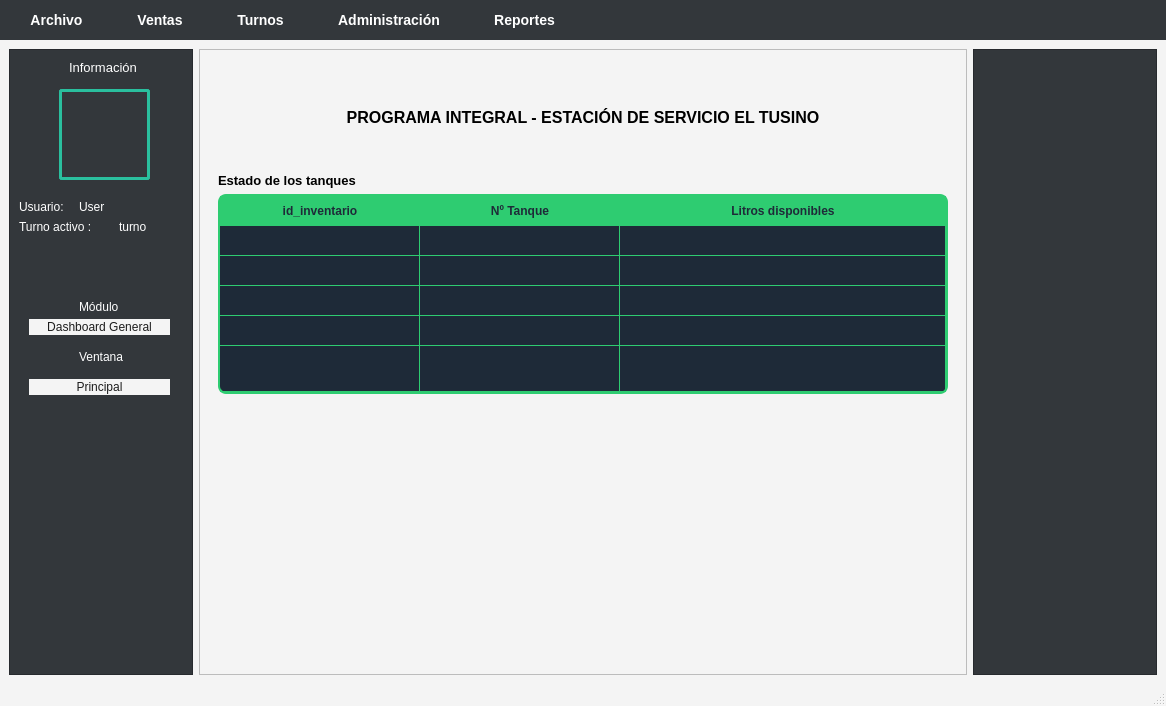
Qt form gui/main.ui (JhoelFernandoIM/GRIFO_TUSINO) before a commit.
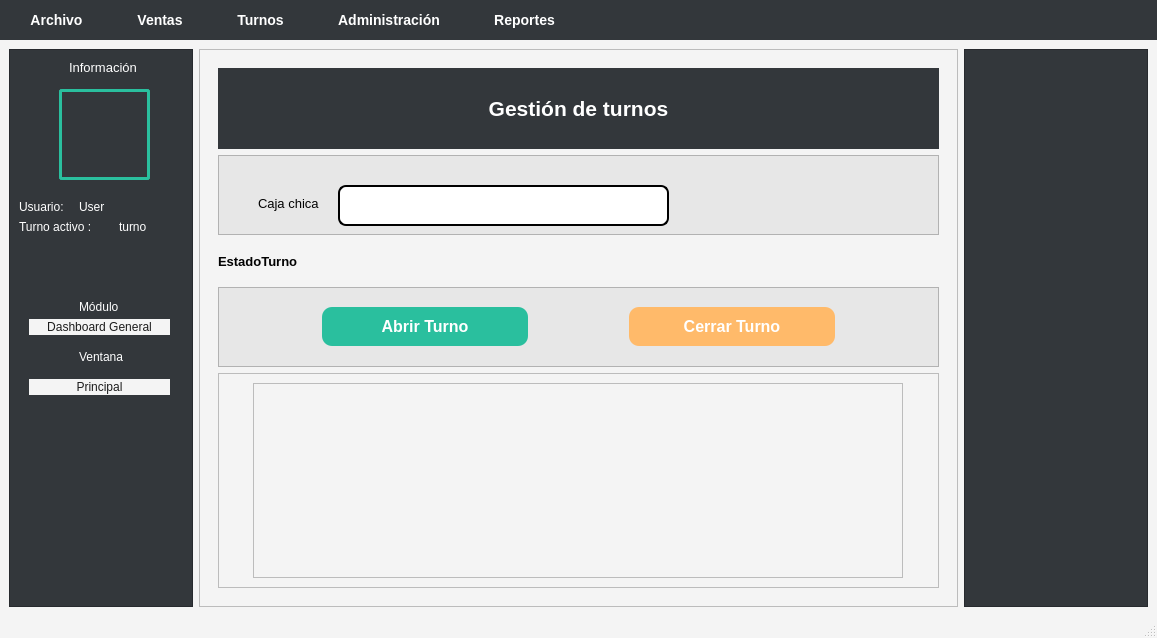
The same form after that commit. The open tabs and pages were chosen to show the change. Icons and pictures are not drawn.

Commit message: modulo turnos y boton inicio

Diff of the .ui file:
```diff
--- a/gui/main.ui
+++ b/gui/main.ui
@@ -9,8 +9,8 @@
    <rect>
     <x>0</x>
     <y>0</y>
-    <width>1166</width>
-    <height>706</height>
+    <width>1157</width>
+    <height>638</height>
    </rect>
   </property>
   <property name="sizePolicy">
@@ -21,7 +21,7 @@
   </property>
   <property name="minimumSize">
    <size>
-    <width>0</width>
+    <width>1157</width>
     <height>0</height>
    </size>
   </property>
@@ -373,6 +373,9 @@
     </item>
     <item>
      <widget class="QFrame" name="frame">
+      <property name="enabled">
+       <bool>true</bool>
+      </property>
       <property name="sizePolicy">
        <sizepolicy hsizetype="Preferred" vsizetype="Preferred">
         <horstretch>0</horstretch>
@@ -415,6 +418,42 @@
            <height>100</height>
           </size>
          </property>
+         <property name="cursor">
+          <cursorShape>ArrowCursor</cursorShape>
+         </property>
+         <property name="mouseTracking">
+          <bool>false</bool>
+         </property>
+         <property name="tabletTracking">
+          <bool>false</bool>
+         </property>
+         <property name="contextMenuPolicy">
+          <enum>Qt::ContextMenuPolicy::DefaultContextMenu</enum>
+         </property>
+         <property name="acceptDrops">
+          <bool>false</bool>
+         </property>
+         <property name="toolTip">
+          <string/>
+         </property>
+         <property name="toolTipDuration">
+          <number>-1</number>
+         </property>
+         <property name="statusTip">
+          <string/>
+         </property>
+         <property name="whatsThis">
+          <string/>
+         </property>
+         <property name="accessibleName">
+          <string/>
+         </property>
+         <property name="autoFillBackground">
+          <bool>false</bool>
+         </property>
+         <property name="lineWidth">
+          <number>1</number>
+         </property>
          <property name="currentIndex">
           <number>0</number>
          </property>
@@ -650,7 +689,330 @@
            </item>
           </layout>
          </widget>
-         <widget class="QWidget" name="page"/>
+         <widget class="QWidget" name="GesionTurno">
+          <layout class="QVBoxLayout" name="verticalLayout">
+           <item>
+            <widget class="QLabel" name="label_13">
+             <property name="minimumSize">
+              <size>
+               <width>0</width>
+               <height>81</height>
+              </size>
+             </property>
+             <property name="maximumSize">
+              <size>
+               <width>16777215</width>
+               <height>100</height>
+              </size>
+             </property>
+             <property name="font">
+              <font>
+               <pointsize>16</pointsize>
+               <bold>true</bold>
+              </font>
+             </property>
+             <property name="styleSheet">
+              <string notr="true">color: rgb(255, 255, 255);
+background-color: rgb(51, 55, 59);</string>
+             </property>
+             <property name="text">
+              <string>Gestión de turnos</string>
+             </property>
+             <property name="alignment">
+              <set>Qt::AlignmentFlag::AlignCenter</set>
+             </property>
+            </widget>
+           </item>
+           <item>
+            <widget class="QFrame" name="frame_5">
+             <property name="minimumSize">
+              <size>
+               <width>0</width>
+               <height>80</height>
+              </size>
+             </property>
+             <property name="maximumSize">
+              <size>
+               <width>16777215</width>
+               <height>100</height>
+              </size>
+             </property>
+             <property name="styleSheet">
+              <string notr="true">background-color: rgb(231, 231, 231);</string>
+             </property>
+             <property name="frameShape">
+              <enum>QFrame::Shape::StyledPanel</enum>
+             </property>
+             <property name="frameShadow">
+              <enum>QFrame::Shadow::Raised</enum>
+             </property>
+             <widget class="QLabel" name="label_14">
+              <property name="geometry">
+               <rect>
+                <x>40</x>
+                <y>40</y>
+                <width>71</width>
+                <height>16</height>
+               </rect>
+              </property>
+              <property name="font">
+               <font>
+                <pointsize>10</pointsize>
+               </font>
+              </property>
+              <property name="styleSheet">
+               <string notr="true">color: rgb(3, 3, 3);</string>
+              </property>
+              <property name="text">
+               <string>Caja chica</string>
+              </property>
+             </widget>
+             <widget class="QLineEdit" name="txtCajaInicial">
+              <property name="geometry">
+               <rect>
+                <x>120</x>
+                <y>30</y>
+                <width>331</width>
+                <height>41</height>
+               </rect>
+              </property>
+              <property name="styleSheet">
+               <string notr="true">border: 2px solid black;   /* Borde negro */
+border-radius: 8px;        /* Bordes redondeados */
+padding: 4px;              /* Espacio interno para que no se corte el texto */
+background: white;         /* Fondo blanco */
+color: black; </string>
+              </property>
+             </widget>
+            </widget>
+           </item>
+           <item>
+            <widget class="QLabel" name="label_16">
+             <property name="minimumSize">
+              <size>
+               <width>40</width>
+               <height>40</height>
+              </size>
+             </property>
+             <property name="maximumSize">
+              <size>
+               <width>16777215</width>
+               <height>40</height>
+              </size>
+             </property>
+             <property name="font">
+              <font>
+               <pointsize>10</pointsize>
+               <bold>true</bold>
+              </font>
+             </property>
+             <property name="styleSheet">
+              <string notr="true">color: rgb(2, 2, 2);</string>
+             </property>
+             <property name="text">
+              <string>EstadoTurno</string>
+             </property>
+            </widget>
+           </item>
+           <item>
+            <widget class="QFrame" name="frame_4">
+             <property name="minimumSize">
+              <size>
+               <width>0</width>
+               <height>80</height>
+              </size>
+             </property>
+             <property name="maximumSize">
+              <size>
+               <width>16777215</width>
+               <height>80</height>
+              </size>
+             </property>
+             <property name="styleSheet">
+              <string notr="true">background-color: rgb(231, 231, 231);</string>
+             </property>
+             <property name="frameShape">
+              <enum>QFrame::Shape::StyledPanel</enum>
+             </property>
+             <property name="frameShadow">
+              <enum>QFrame::Shadow::Raised</enum>
+             </property>
+             <layout class="QHBoxLayout" name="horizontalLayout_2">
+              <item>
+               <spacer name="horizontalSpacer_2">
+                <property name="orientation">
+                 <enum>Qt::Orientation::Horizontal</enum>
+                </property>
+                <property name="sizeHint" stdset="0">
+                 <size>
+                  <width>40</width>
+                  <height>20</height>
+                 </size>
+                </property>
+               </spacer>
+              </item>
+              <item>
+               <widget class="QPushButton" name="btnRegistrarVenta">
+                <property name="enabled">
+                 <bool>true</bool>
+                </property>
+                <property name="minimumSize">
+                 <size>
+                  <width>206</width>
+                  <height>0</height>
+                 </size>
+                </property>
+                <property name="font">
+                 <font>
+                  <pointsize>12</pointsize>
+                  <bold>true</bold>
+                 </font>
+                </property>
+                <property name="cursor">
+                 <cursorShape>PointingHandCursor</cursorShape>
+                </property>
+                <property name="mouseTracking">
+                 <bool>false</bool>
+                </property>
+                <property name="focusPolicy">
+                 <enum>Qt::FocusPolicy::NoFocus</enum>
+                </property>
+                <property name="styleSheet">
+                 <string notr="true">QPushButton {
+    background-color: #2ABF9E;
+    color: white;
+    border-radius: 10px;
+    padding: 10px;
+}
+
+QPushButton:pressed {
+ background-color: #239D81;
+}</string>
+                </property>
+                <property name="text">
+                 <string>Abrir Turno</string>
+                </property>
+               </widget>
+              </item>
+              <item>
+               <spacer name="horizontalSpacer">
+                <property name="orientation">
+                 <enum>Qt::Orientation::Horizontal</enum>
+                </property>
+                <property name="sizeHint" stdset="0">
+                 <size>
+                  <width>40</width>
+                  <height>20</height>
+                 </size>
+                </property>
+               </spacer>
+              </item>
+              <item>
+               <widget class="QPushButton" name="btnRegistrarVenta_2">
+                <property name="minimumSize">
+                 <size>
+                  <width>206</width>
+                  <height>0</height>
+                 </size>
+                </property>
+                <property name="font">
+                 <font>
+                  <pointsize>12</pointsize>
+                  <bold>true</bold>
+                 </font>
+                </property>
+                <property name="cursor">
+                 <cursorShape>PointingHandCursor</cursorShape>
+                </property>
+                <property name="mouseTracking">
+                 <bool>false</bool>
+                </property>
+                <property name="focusPolicy">
+                 <enum>Qt::FocusPolicy::NoFocus</enum>
+                </property>
+                <property name="styleSheet">
+                 <string notr="true">QPushButton {
+    background-color: #FFba6a;   /* naranja normal */
+    color: white;
+    border-radius: 10px;
+    padding: 10px;
+}
+QPushButton:pressed {
+    background-color: #D4881C;   /* naranja más oscuro al presionar */
+}
+</string>
+                </property>
+                <property name="text">
+                 <string>Cerrar Turno</string>
+                </property>
+               </widget>
+              </item>
+              <item>
+               <spacer name="horizontalSpacer_3">
+                <property name="orientation">
+                 <enum>Qt::Orientation::Horizontal</enum>
+                </property>
+                <property name="sizeHint" stdset="0">
+                 <size>
+                  <width>40</width>
+                  <height>20</height>
+                 </size>
+                </property>
+               </spacer>
+              </item>
+             </layout>
+            </widget>
+           </item>
+           <item>
+            <widget class="QFrame" name="frame_7">
+             <property name="frameShape">
+              <enum>QFrame::Shape::StyledPanel</enum>
+             </property>
+             <property name="frameShadow">
+              <enum>QFrame::Shadow::Raised</enum>
+             </property>
+             <layout class="QHBoxLayout" name="horizontalLayout_3">
+              <item>
+               <spacer name="horizontalSpacer_4">
+                <property name="orientation">
+                 <enum>Qt::Orientation::Horizontal</enum>
+                </property>
+                <property name="sizeHint" stdset="0">
+                 <size>
+                  <width>40</width>
+                  <height>20</height>
+                 </size>
+                </property>
+               </spacer>
+              </item>
+              <item>
+               <widget class="QTableView" name="tableView">
+                <property name="minimumSize">
+                 <size>
+                  <width>650</width>
+                  <height>0</height>
+                 </size>
+                </property>
+               </widget>
+              </item>
+              <item>
+               <spacer name="horizontalSpacer_5">
+                <property name="orientation">
+                 <enum>Qt::Orientation::Horizontal</enum>
+                </property>
+                <property name="sizeHint" stdset="0">
+                 <size>
+                  <width>40</width>
+                  <height>20</height>
+                 </size>
+                </property>
+               </spacer>
+              </item>
+             </layout>
+            </widget>
+           </item>
+          </layout>
+         </widget>
          <widget class="QWidget" name="page_2"/>
         </widget>
        </item>
@@ -711,7 +1073,7 @@
     <rect>
      <x>0</x>
      <y>0</y>
-     <width>1166</width>
+     <width>1157</width>
      <height>44</height>
     </rect>
    </property>
```
Left out of the diff: 23 changed lines with no effect on the pictures. The commit also changes 7 other files.
